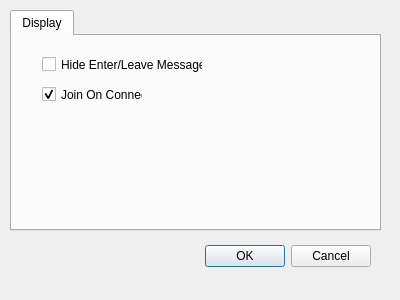
Old version of the form channelsettings.ui in the repository technicallyerik/WIRK.
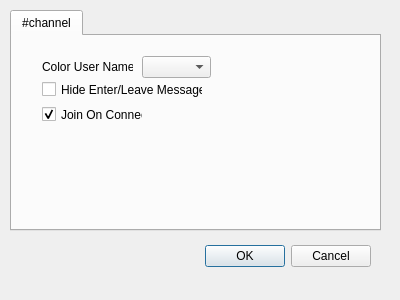
New version of the form.

Commit message: Started the process in making Color User Names a channel-setting with a global default

The edit to the form file:
```diff
--- a/channelsettings.ui
+++ b/channelsettings.ui
@@ -43,13 +43,13 @@
    </property>
    <widget class="QWidget" name="channelTabName">
     <attribute name="title">
-     <string>Display</string>
+     <string>#channel</string>
     </attribute>
     <widget class="QCheckBox" name="suppressEnterLeaveNotifications">
      <property name="geometry">
       <rect>
        <x>30</x>
-       <y>20</y>
+       <y>45</y>
        <width>161</width>
        <height>17</height>
       </rect>
@@ -65,7 +65,7 @@
      <property name="geometry">
       <rect>
        <x>30</x>
-       <y>50</y>
+       <y>70</y>
        <width>101</width>
        <height>17</height>
       </rect>
@@ -77,6 +77,32 @@
       <bool>true</bool>
      </property>
     </widget>
+    <widget class="QComboBox" name="colorUserNames">
+     <property name="geometry">
+      <rect>
+       <x>130</x>
+       <y>20</y>
+       <width>69</width>
+       <height>22</height>
+      </rect>
+     </property>
+     <property name="currentText">
+      <string/>
+     </property>
+    </widget>
+    <widget class="QLabel" name="colorUserNamesLabel">
+     <property name="geometry">
+      <rect>
+       <x>30</x>
+       <y>20</y>
+       <width>91</width>
+       <height>22</height>
+      </rect>
+     </property>
+     <property name="text">
+      <string>Color User Names</string>
+     </property>
+    </widget>
    </widget>
   </widget>
  </widget>
```
The commit also changes 2 other files.
